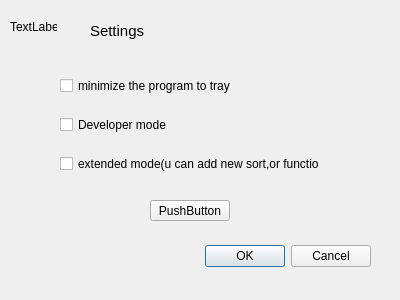
Old version of the form settings.ui in the repository Sapfir0/QT_PROJECT.
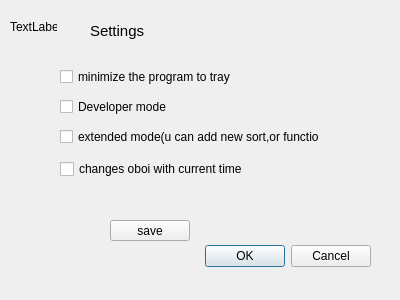
New version of the form. Icons and pictures are not drawn.

```diff
--- a/settings.ui
+++ b/settings.ui
@@ -156,6 +156,13 @@
       </property>
      </widget>
     </item>
+    <item>
+     <widget class="QCheckBox" name="desctop_background">
+      <property name="text">
+       <string>changes oboi with current time</string>
+      </property>
+     </widget>
+    </item>
    </layout>
   </widget>
   <widget class="QLabel" name="label">
@@ -190,14 +197,14 @@
   <widget class="QPushButton" name="saveButton">
    <property name="geometry">
     <rect>
-     <x>150</x>
-     <y>200</y>
+     <x>110</x>
+     <y>220</y>
      <width>80</width>
      <height>21</height>
     </rect>
    </property>
    <property name="text">
-    <string>PushButton</string>
+    <string>save</string>
    </property>
   </widget>
  </widget>
```
